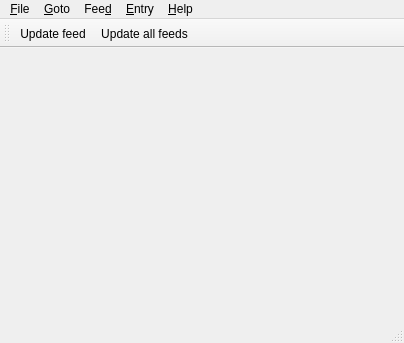
Qt form branches/qrss/ui/mainwindow.ui (rgfernandes/qtdesktop) before a commit.
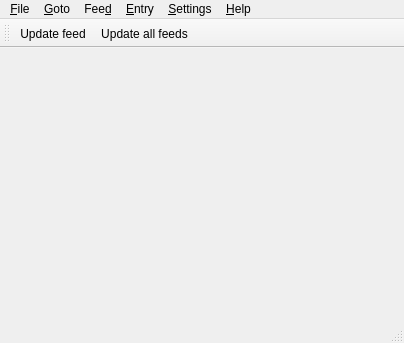
The same form after that commit. Icons and pictures are not drawn.

```diff
--- a/branches/qrss/ui/mainwindow.ui
+++ b/branches/qrss/ui/mainwindow.ui
@@ -77,10 +77,17 @@
     <addaction name="actionGotoFeedNext"/>
     <addaction name="actionGotoFeedNextUnread"/>
    </widget>
+   <widget class="QMenu" name="menu_Settings">
+    <property name="title">
+     <string>&amp;Settings</string>
+    </property>
+    <addaction name="actionSettings"/>
+   </widget>
    <addaction name="menu_File"/>
    <addaction name="menu_Goto"/>
    <addaction name="menuF_eed"/>
    <addaction name="menu_Entry"/>
+   <addaction name="menu_Settings"/>
    <addaction name="menu_Help"/>
   </widget>
   <widget class="QStatusBar" name="statusbar"/>
```
Left out of the diff: 92 changed lines with no effect on the pictures.
